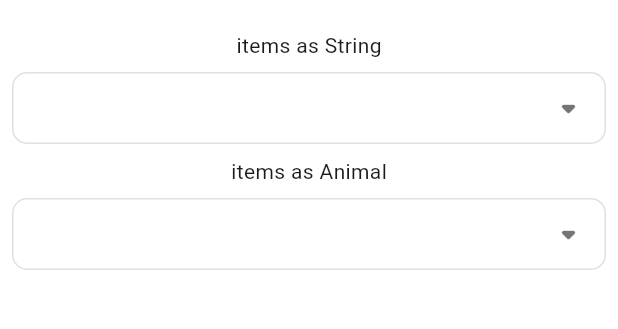
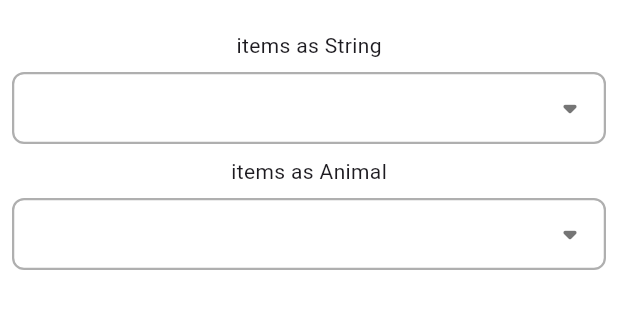
Before and after one commit to SelvaKumar-Ajay/Custom-Search-Dropdown, a Flutter app: the screen it shows after launch, on a phone screen of 412 x 824 dp, the part 84-413 px from its top. Run offline on Flutter 3.47's test engine with Material 3 defaults, Android fonts, the phone set to English and light mode, and no system bars.

Commit message:
Update custom_dropdown.dart

```diff
--- a/lib/custom_dropdown.dart
+++ b/lib/custom_dropdown.dart
@@ -47,6 +47,7 @@ class _CustomDropdownState<T> extends State<CustomDropdown<T>> {
   // METHOD: on submission [_txtCtrlr] actions
   void submitOnTap(String? val) {
     setState(() {
+      if (_overlayCtrlr.isShowing) {
         /// on submission check for user typed text is existing in [filteredItems]
         bool isAvailSubmit = widget.items.any(
           (element) => element.toString() == val!,
@@ -58,14 +59,17 @@ class _CustomDropdownState<T> extends State<CustomDropdown<T>> {
               ? widget.itemLabelBuilder(filteredItems[0])
               : '';
         }
+        _overlayCtrlr.toggle();
+      } else {
+        // if [_overlayCtrlr.isShowing] is false then no need to an value
+        _txtCtrlr.text = "";
+      }
+
       // reset state
       visibleState = false;
       _generalWidth = context.size?.width;
+      filteredItems = widget.items;
     });
-    // reset overlay
-    if (_overlayCtrlr.isShowing) {
-      _overlayCtrlr.toggle();
-    }
   }
 
   // METHOD: on Type of Text Field actions
@@ -134,88 +138,54 @@ class _CustomDropdownState<T> extends State<CustomDropdown<T>> {
             ),
           );
         },
-        child: ButtonWidget(
+        child: SizedBox(
+          width: _generalWidth,
+          child: TextField(
             key: _buttonKey,
-          onTap: onTap,
-          visibleState: visibleState,
-          width: _generalWidth,
-          child: Padding(
-            padding: const EdgeInsets.symmetric(horizontal: 10),
-            child: TextField(
             controller: _txtCtrlr,
             autofocus: false,
             keyboardType: TextInputType.text,
             onSubmitted: submitOnTap,
             onChanged: onChanged,
-              decoration: const InputDecoration(
-                  border: InputBorder.none,
-                  focusedBorder: InputBorder.none,
-                  isDense: true),
-            ),
-          ),
-        ),
-      ),
-    );
-  }
-}
-
-class ButtonWidget extends StatefulWidget {
-  final double? height;
-  final double? width;
-  final VoidCallback? onTap;
-  final Widget? child;
-  final bool visibleState;
-
-  const ButtonWidget({
-    super.key,
-    this.height = 48,
-    this.width,
-    this.onTap,
-    this.child,
-    this.visibleState = false,
-  });
-
-  @override
-  State<ButtonWidget> createState() => _ButtonWidgetState();
-}
-
-class _ButtonWidgetState extends State<ButtonWidget> {
-  @override
-  Widget build(BuildContext context) {
-    return SizedBox(
-      height: widget.height,
-      width: widget.width,
-      child: Material(
-        color: Colors.white,
-        shape: RoundedRectangleBorder(
-          borderRadius: BorderRadius.circular(10),
-          side: const BorderSide(color: Colors.black12),
-        ),
-        child: InkWell(
-          onTap: () {
-            if (widget.onTap == null) return;
-            widget.onTap!();
-          },
+            textAlignVertical: TextAlignVertical.center,
+            decoration: InputDecoration(
+              constraints: const BoxConstraints(minHeight: 40, maxHeight: 50),
+              contentPadding: const EdgeInsets.all(10),
+              suffixIcon: InkWell(
+                onTap: () => onTap.call(),
                 borderRadius: BorderRadius.circular(10),
                 overlayColor: WidgetStatePropertyAll(Colors.pink[100]),
-          child: Row(
-            mainAxisAlignment: MainAxisAlignment.spaceBetween,
-            children: [
-              Expanded(
-                child: widget.child ?? const SizedBox.shrink(),
-              ),
-              Padding(
-                  padding: const EdgeInsets.symmetric(horizontal: 10),
                 child: AnimatedRotation(
-                    turns: widget.visibleState ? 0.5 : 0.0,
+                  turns: visibleState ? 0.5 : 0.0,
                   duration: const Duration(milliseconds: 200),
                   child: const Icon(
                     Icons.arrow_drop_down_rounded,
                     color: Colors.black54,
                     size: 30,
                   ),
-                  )),
-            ],
+                ),
+              ),
+              fillColor: Colors.white12,
+              filled: true,
+              enabledBorder: OutlineInputBorder(
+                borderSide: BorderSide(
+                  color: Colors.black.withAlpha(80),
+                  width: 1.5,
+                ),
+                borderRadius: BorderRadius.circular(8),
+              ),
+              focusedBorder: OutlineInputBorder(
+                borderSide: const BorderSide(color: Colors.pink),
+                borderRadius: BorderRadius.circular(12),
+              ),
+              border: OutlineInputBorder(
+                borderSide: const BorderSide(
+                  color: Colors.grey,
+                ),
+                borderRadius: BorderRadius.circular(12),
+              ),
+              isDense: true,
+            ),
           ),
         ),
       ),
```
Lines whose indentation alone changed are shown as unchanged.
